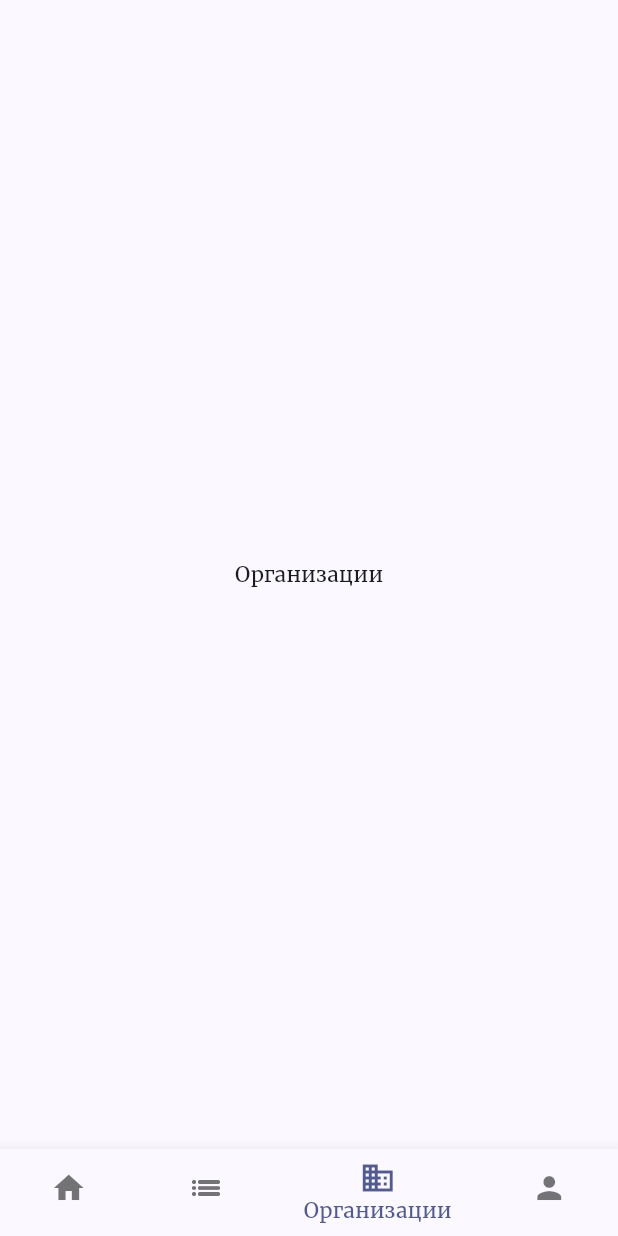
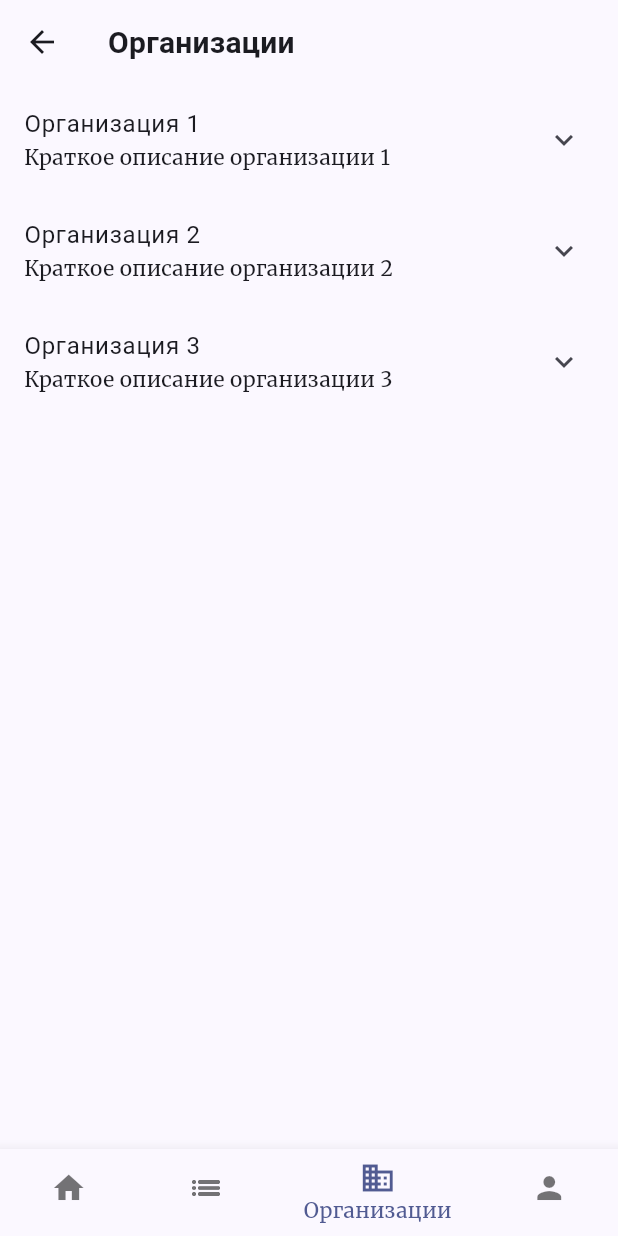
Before and after one commit to danuuuji/layout_my_app_alpha, a Flutter app: the MainScreenWidget screen opened directly, item 3 of the bottom bar chosen, on a phone screen of 412 x 824 dp. Run offline on Flutter 3.47's test engine with Material 2 defaults, Android fonts, the phone set to English and light mode, and no system bars; our stand-ins replace google_fonts; statements that could not run were skipped.

Commit message:
третий

```diff
--- a/lib/widgets/main_screen/main_screen.dart
+++ b/lib/widgets/main_screen/main_screen.dart
@@ -1,5 +1,7 @@
 import 'package:flutter/material.dart';
+import 'package:layout_my_app_alpha/widgets/channel_list/channel_list_widget.dart';
 import 'package:layout_my_app_alpha/widgets/feed_list/feed_list_widget.dart';
+import 'package:layout_my_app_alpha/widgets/organization_list/organization_list_widget.dart';
 
 class MainScreenWidget extends StatefulWidget {
   const MainScreenWidget({super.key});
@@ -10,17 +12,35 @@ class MainScreenWidget extends StatefulWidget {
 
 class _MainScreenWidgetState extends State<MainScreenWidget> {
   int _selectedTab = 0;
+
+  // final List<Widget> _widgetOption = <Widget>[
+  //   FeedListWidget(),
+  //   ChannelListWidget(),
+  //   Text('Организации'),
+  //   Text('Профиль'),
+  // ];
+
   final List<Widget> _widgetOption = <Widget>[
     FeedListWidget(),
-    Text('Каналы'),
-    Text('Организации'),
+    ChannelListWidget(),
+    OrganizationListWidget(),
     Text('Профиль'),
   ];
+
+  final List<String> _titleList = <String>[
+    'Главная',
+    'Каналы',
+    'Организации',
+    'Профиль',
+  ];
+
+  String _title = 'semen loh';
 
   void onSelectTab(int index) {
     if (_selectedTab == index) return;
     setState(() {
       _selectedTab = index;
+      _title = _titleList[index];
     });
   }
 
@@ -31,6 +51,7 @@ class _MainScreenWidgetState extends State<MainScreenWidget> {
       //   title: const Text('Главное меню'),
       //   backgroundColor: AppBarTheme.of(context).backgroundColor,
       // ),
+      appBar: AppBar(title: Text(_title)),
       body: Center(
         child: _widgetOption[_selectedTab],
       ),
--- /dev/null
+++ b/lib/widgets/organization_list/organization_list_widget.dart
@@ -0,0 +1,80 @@
+import 'package:flutter/material.dart';
+import 'package:layout_my_app_alpha/resources/resources.dart';
+
+class Orgs {
+  final String title;
+  final String subtitle;
+
+  Orgs({required this.title, required this.subtitle});
+}
+
+class OrganizationListWidget extends StatefulWidget {
+  OrganizationListWidget({super.key});
+
+  @override
+  State<OrganizationListWidget> createState() => _OrganizationListWidgetState();
+}
+
+class _OrganizationListWidgetState extends State<OrganizationListWidget> {
+  final _orgs = [
+    Orgs(title: 'Организация 1', subtitle: 'Краткое описание организации 1'),
+    Orgs(title: 'Организация 2', subtitle: 'Краткое описание организации 2'),
+    Orgs(title: 'Организация 3', subtitle: 'Краткое описание организации 3'),
+  ];
+
+  @override
+  Widget build(BuildContext context) {
+    return ListView.builder(
+        itemCount: _orgs.length,
+        itemBuilder: (BuildContext context, int index) {
+          return MyExpansionTile(
+            title: _orgs[index].title,
+            subtitle: _orgs[index].subtitle,
+          );
+        });
+  }
+}
+
+class MyExpansionTile extends StatelessWidget {
+  final String title;
+  final String subtitle;
+
+  const MyExpansionTile(
+      {super.key, required this.title, required this.subtitle});
+
+  @override
+  Widget build(BuildContext context) {
+    return ExpansionTile(
+      title: Text(title),
+      subtitle: Text(subtitle),
+      children: <Widget>[
+        Container(
+          child: Row(mainAxisAlignment: MainAxisAlignment.center, children: [
+            // IconButton(onPressed: () {}, icon: Icon(Icons.map_outlined)),
+            ElevatedButton(
+              onPressed: () {},
+              child: Text(),
+            ),
+            Text('На картах'),
+            Column(
+              children: [
+                IconButton(onPressed: () {}, icon: Icon(Icons.touch_app)),
+                Text(
+                  'Открыть в \n приложении',
+                  maxLines: 2,
+                  textAlign: TextAlign.center,
+                )
+              ],
+            ),
+            Column(
+              children: [
+                IconButton(onPressed: () {}, icon: Icon(Icons.message)),
+                Text('Написать')
+              ],
+            )
+          ]),
+        )
+      ],
+    );
+  }
+}
```
Also changed, not shown: lib/widgets/channel_list/channel_list_widget.dart (added, +63 -0 lines), lib/widgets/feed_list/feed_list_widget.dart (+11 -11 lines).
